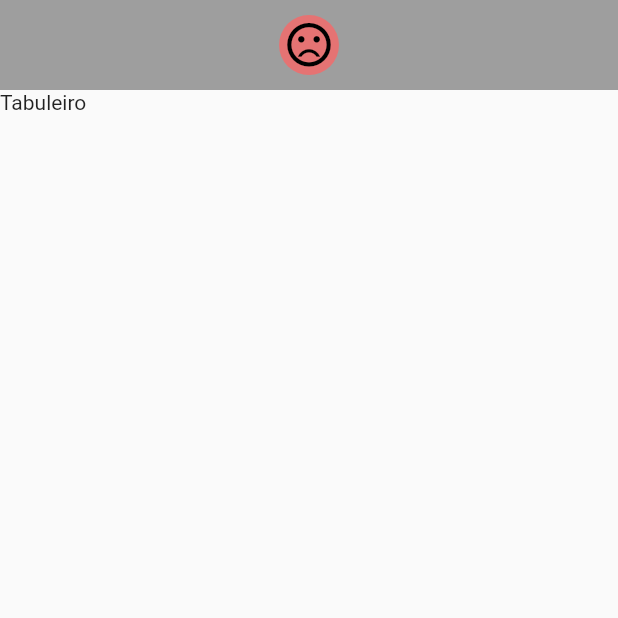
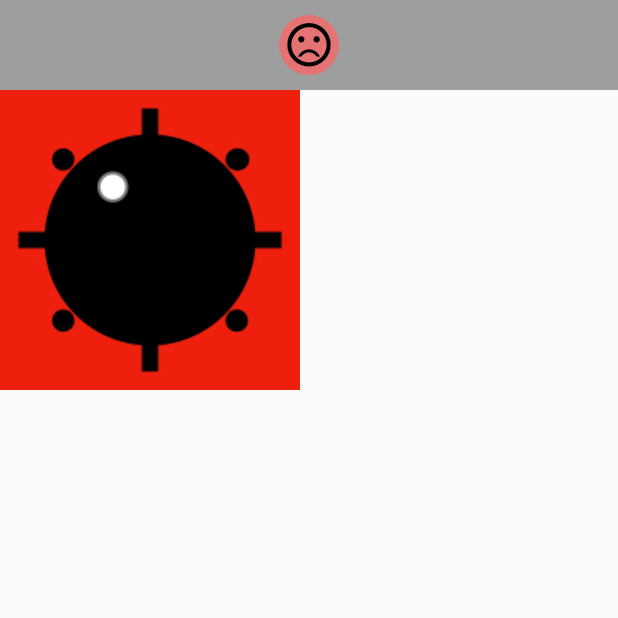
Before and after one commit to FernandoRCandiani/Campo-Minado-App, a Flutter app: the screen it shows after launch, on a phone screen of 412 x 824 dp, the top half of it. Run offline on Flutter 3.47's test engine with Material 2 defaults, Android fonts, the phone set to English and light mode, and no system bars.

Commit message:
Registrar imagens e componente campo

```diff
--- /dev/null
+++ b/lib/components/campo_widget.dart
@@ -0,0 +1,39 @@
+import 'package:flutter/material.dart';
+import '../models/campo.dart';
+
+class CampoWidget extends StatelessWidget {
+  final Campo campo;
+  final void Function(Campo) onAbrir;
+  final void Function(Campo) onAlternarMarcacao;
+
+  const CampoWidget({
+    required this.campo,
+    required this.onAbrir,
+    required this.onAlternarMarcacao,
+    super.key,
+  });
+
+  Widget _getImage() {
+    int qtdeMinas = campo.qtdeMinasNaVizinhanca;
+    if (campo.aberto && campo.minado && campo.explodido) {
+      return Image.asset('assets/images/bomba_0.jpeg');
+    } else if (campo.aberto && campo.minado) {
+      return Image.asset('assets/images/bomba_1.jpeg');
+    } else if (campo.aberto) {
+      return Image.asset('assets/images/aberto_$qtdeMinas.jpeg');
+    } else if (campo.marcado) {
+      return Image.asset('assets/images/bandeira.jpeg');
+    } else {
+      return Image.asset('assets/images/fechado.jpeg');
+    }
+  }
+
+  @override
+  Widget build(BuildContext context) {
+    return InkWell(
+      onTap: () => onAbrir(campo),
+      onLongPress: () => onAlternarMarcacao(campo),
+      child: _getImage(),
+    );
+  }
+}
--- a/lib/screens/campo_minado_app.dart
+++ b/lib/screens/campo_minado_app.dart
@@ -1,15 +1,32 @@
 import 'package:flutter/material.dart';
 import '../components/resultado_widget.dart';
+import '../components/campo_widget.dart';
+import '../models/campo.dart';
+import '../models/explosao_exception.dart';
 
 class CampoMinadoApp extends StatelessWidget {
   const CampoMinadoApp({super.key});
 
-  _reiniciar() {
+  void _reiniciar() {
     print('Reiniciar...');
+  }
+
+  void _abrir(Campo campo) {
+    print('Abrir');
+  }
+
+  void _alternarMarcacao(Campo campo) {
+    print('Alternar Marcação');
   }
 
   @override
   Widget build(BuildContext context) {
+    Campo campo = Campo(linha: 0, coluna: 0);
+    try {
+      campo.minar();
+      campo.abrir();
+    } on ExplosaoException {}
+
     return MaterialApp(
       home: Scaffold(
         appBar: ResultadoWidget(
@@ -17,7 +34,11 @@ class CampoMinadoApp extends StatelessWidget {
           onReiniciar: _reiniciar,
         ),
         body: Container(
-          child: const Text('Tabuleiro'),
+          child: CampoWidget(
+            campo: campo,
+            onAbrir: _abrir,
+            onAlternarMarcacao: _alternarMarcacao,
+          ),
         ),
       ),
     );
```
Also changed, not shown: pubspec.yaml (+14 -2 lines), assets/images/aberto_0.jpeg (added), assets/images/aberto_1.jpeg (added), assets/images/aberto_2.jpeg (added), assets/images/aberto_3.jpeg (added), assets/images/aberto_4.jpeg (added), assets/images/aberto_5.jpeg (added), assets/images/aberto_6.jpeg (added), assets/images/aberto_7.jpeg (added), assets/images/aberto_8.jpeg (added), assets/images/bandeira.jpeg (added), assets/images/bomba_0.jpeg (added), assets/images/bomba_1.jpeg (added), assets/images/fechado.jpeg (added).
